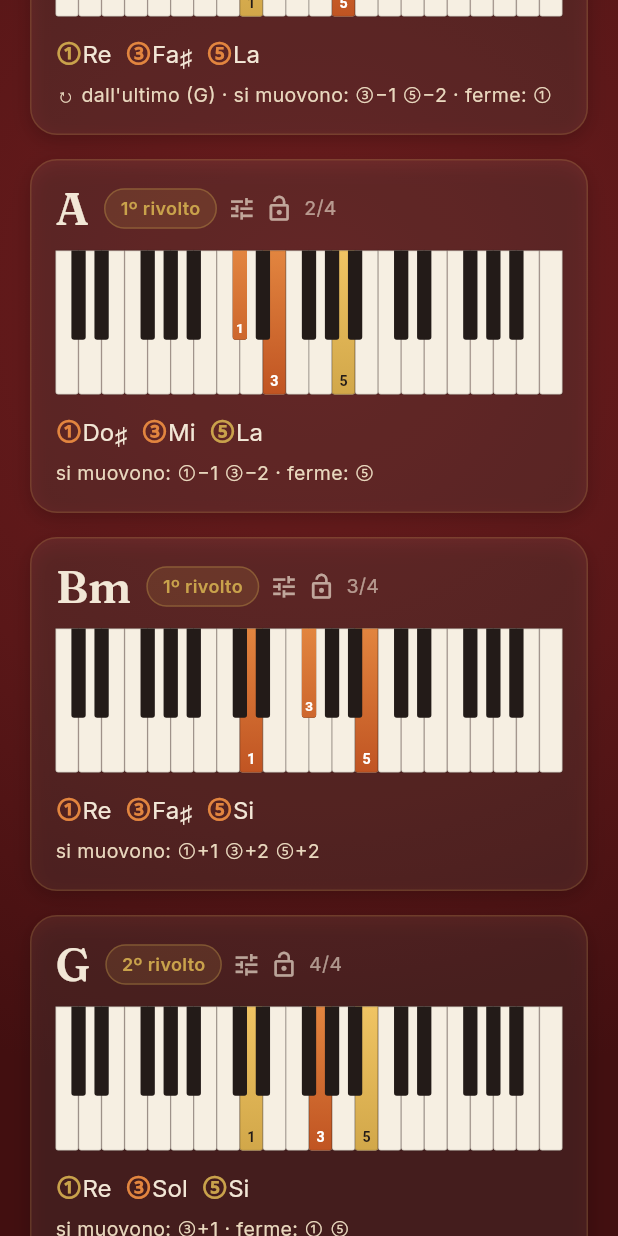
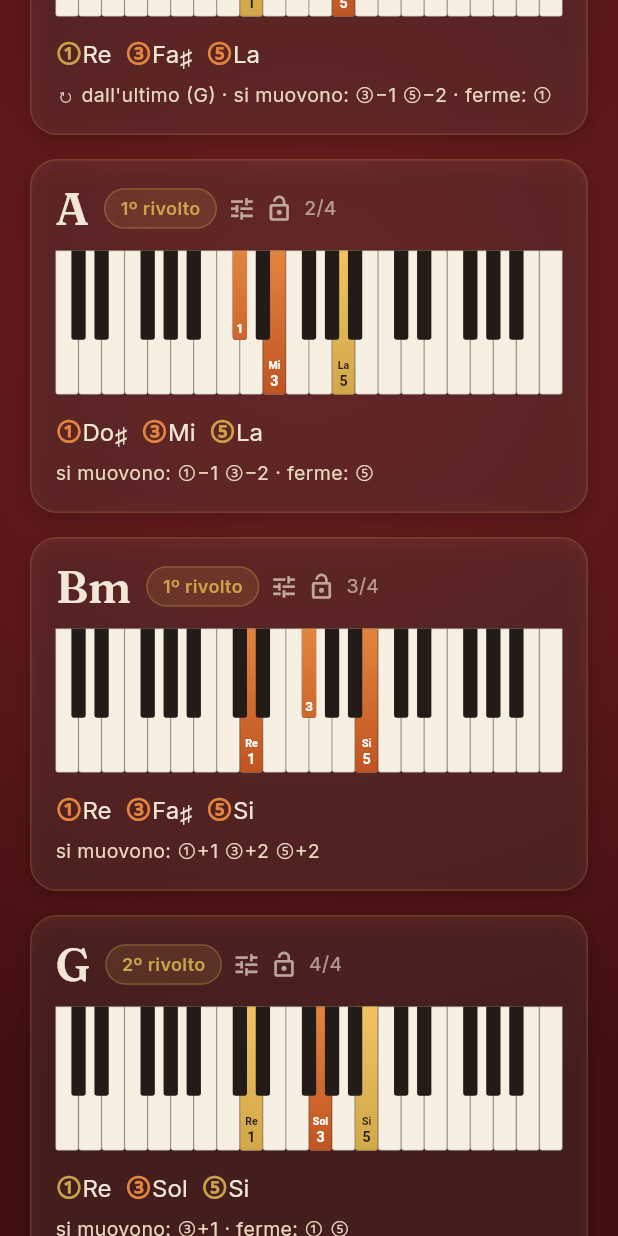
Before and after one commit to ianes1978/Chord-Flow, a Flutter app: the screen it shows after launch, scrolled down 576 dp, on a phone screen of 412 x 824 dp. Run offline on Flutter 3.47's test engine with Material 3 defaults, Android fonts, the phone set to English and light mode, and no system bars; our stand-ins replace google_fonts, shared_preferences, web; missing offline and left inert: dart:js_interop, flutter_soloud.

Commit message:
Nomi delle note sui tasti degli schemi nelle card
- Mini-mappa Stradella: i tasti da premere sono più grandi e portano il
  nome (basso "Re", accordo "ReM", contrabbasso/quinta), e i tasti di
  riferimento mostrano Do/Mi/La♭; schema più alto per leggibilità.
- Tastiera destra: nome della nota sopra il numero del dito sui tasti
  attivi (piano) e sotto il numero sui bottoni, se c'è spazio.
- I nomi seguono lo switch Do Re Mi / A B C.

Co-Authored-By: Claude Fable 5.2 <noreply@anthropic.com>
Claude-Session: https://claude.ai/code/session_01DUZqHvsSWByx5QpbsnoWA7

```diff
--- a/lib/ui/chord_card.dart
+++ b/lib/ui/chord_card.dart
@@ -121,7 +121,7 @@ class ChordCard extends StatelessWidget {
               SizedBox(height: compact ? 4 : 6),
               // Mini-mappa della tastiera sinistra per questo accordo.
               SizedBox(
-                height: compact ? 64 : 78,
+                height: compact ? 112 : 138,
                 width: double.infinity,
                 child: CustomPaint(
                   painter: MiniStradellaPainter(strad!,
@@ -256,8 +256,8 @@ class ChordCard extends StatelessWidget {
           height: h,
           child: CustomPaint(
             painter: buttons
-                ? AccordionPainter(voiced.voices)
-                : KeyboardPainter(voiced.voices),
+                ? AccordionPainter(voiced.voices, useLetters: useLetters)
+                : KeyboardPainter(voiced.voices, useLetters: useLetters),
             size: Size(constraints.maxWidth, h),
           ),
         );
--- a/lib/ui/keyboard_painter.dart
+++ b/lib/ui/keyboard_painter.dart
@@ -4,6 +4,28 @@ import 'package:flutter/material.dart';
 import '../music/theory.dart';
 import '../music/voicing.dart';
 import 'theme.dart';
+
+/// Prepara il testo [s] rimpicciolendolo finché non sta in [maxWidth].
+/// Restituisce null se non ci sta nemmeno a 5px (meglio niente che illeggibile).
+TextPainter? _fitName(String s, double maxWidth, double maxSize, Color color) {
+  var size = maxSize;
+  while (size >= 5) {
+    final tp = TextPainter(
+      text: TextSpan(
+        text: s,
+        style: TextStyle(
+            color: color,
+            fontSize: size,
+            height: 1.0,
+            fontWeight: FontWeight.w600),
+      ),
+      textDirection: TextDirection.ltr,
+    )..layout();
+    if (tp.width <= maxWidth) return tp;
+    size -= 0.5;
+  }
+  return null;
+}
 
 /// Disegna un pianoforte da [kLow] a [kHigh] (C3–C6) con i tasti dell'accordo
 /// evidenziati e il numero del dito stampato su ciascun tasto attivo.
@@ -14,7 +36,10 @@ class KeyboardPainter extends CustomPainter {
   /// Voci del voicing corrente (con dito e stato fermo/in movimento).
   final List<VoiceState> voices;
 
-  KeyboardPainter(this.voices);
+  /// true = nomi con le lettere (A B C), false = solfeggio.
+  final bool useLetters;
+
+  KeyboardPainter(this.voices, {this.useLetters = false});
 
   // Pitch class dei tasti bianchi.
   static const Set<int> _whitePcs = {0, 2, 4, 5, 7, 9, 11};
@@ -128,11 +153,22 @@ class KeyboardPainter extends CustomPainter {
         : keyRect.bottom - tp.height - keyRect.width * 0.18;
     final dx = keyRect.left + (keyRect.width - tp.width) / 2;
     tp.paint(canvas, Offset(dx, dy));
+
+    // Nome della nota, piccolo, sopra il numero del dito.
+    final names = useLetters ? noteNames : noteNamesIt;
+    final name = _fitName(names[v.midi % 12], keyRect.width - 2,
+        (keyRect.width * 0.46).clamp(5.0, 10.0), textColor);
+    if (name != null) {
+      name.paint(
+          canvas,
+          Offset(keyRect.left + (keyRect.width - name.width) / 2,
+              dy - name.height - 1));
+    }
   }
 
   @override
   bool shouldRepaint(covariant KeyboardPainter oldDelegate) =>
-      oldDelegate.voices != voices;
+      oldDelegate.voices != voices || oldDelegate.useLetters != useLetters;
 }
 
 /// Disegna la **bottoniera cromatica** della fisarmonica (sistema C / do-griff)
@@ -147,7 +183,10 @@ class AccordionPainter extends CustomPainter {
   /// Voci del voicing corrente (con dito e stato fermo/in movimento).
   final List<VoiceState> voices;
 
-  AccordionPainter(this.voices);
+  /// true = nomi con le lettere (A B C), false = solfeggio.
+  final bool useLetters;
+
+  AccordionPainter(this.voices, {this.useLetters = false});
 
   // Pitch class "naturali" (come i tasti bianchi del piano), per orientarsi.
   static const Set<int> _naturals = {0, 2, 4, 5, 7, 9, 11};
@@ -203,22 +242,36 @@ class AccordionPainter extends CustomPainter {
 
   void _drawFinger(Canvas canvas, Offset center, double radius, VoiceState v) {
     final textColor = v.isStay ? AppColors.blackKey : Colors.white;
+    // Nome della nota sotto il numero, se il bottone è abbastanza grande.
+    final names = useLetters ? noteNames : noteNamesIt;
+    final name = radius >= 8
+        ? _fitName(names[v.midi % 12], radius * 1.5, radius * 0.6, textColor)
+        : null;
     final tp = TextPainter(
       text: TextSpan(
         text: '${v.finger}',
         style: TextStyle(
           color: textColor,
-          fontSize: (radius * 1.15).clamp(9.0, 18.0),
+          fontSize: (radius * (name == null ? 1.15 : 0.9)).clamp(8.0, 18.0),
+          height: 1.0,
           fontWeight: FontWeight.w700,
         ),
       ),
       textDirection: TextDirection.ltr,
     )..layout();
-    tp.paint(canvas,
-        Offset(center.dx - tp.width / 2, center.dy - tp.height / 2));
+    if (name == null) {
+      tp.paint(canvas,
+          Offset(center.dx - tp.width / 2, center.dy - tp.height / 2));
+    } else {
+      final total = tp.height + name.height;
+      final top = center.dy - total / 2;
+      tp.paint(canvas, Offset(center.dx - tp.width / 2, top));
+      name.paint(
+          canvas, Offset(center.dx - name.width / 2, top + tp.height));
+    }
   }
 
   @override
   bool shouldRepaint(covariant AccordionPainter oldDelegate) =>
-      oldDelegate.voices != voices;
+      oldDelegate.voices != voices || oldDelegate.useLetters != useLetters;
 }
```
Also changed, not shown: lib/ui/stradella_painter.dart (+66 -29 lines).
